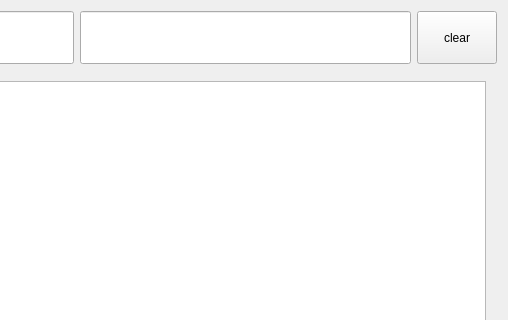
Before: the Qt Designer form japanesedictform.ui in bthyreau/japedict, drawn with Qt 5; both pictures show x 269 to 777 and y 0 to 320 of the 777 by 490 pixel window.
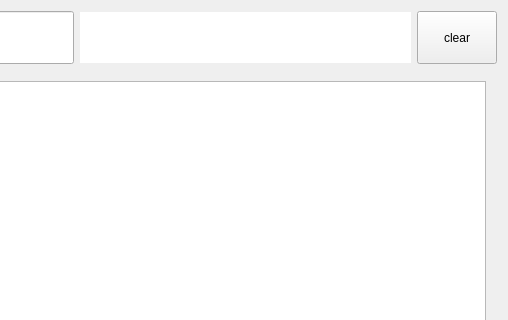
After: the same form once the commit is applied.

The edit to the form file:
```diff
--- a/japanesedictform.ui
+++ b/japanesedictform.ui
@@ -44,6 +44,15 @@
          <strikeout>false</strikeout>
         </font>
        </property>
+       <property name="toolTip">
+        <string>hiragana are echoed in romaji</string>
+       </property>
+       <property name="frame">
+        <bool>false</bool>
+       </property>
+       <property name="readOnly">
+        <bool>true</bool>
+       </property>
       </widget>
      </item>
      <item>
```
Left out of the diff: 34 changed lines with no effect on the pictures.
